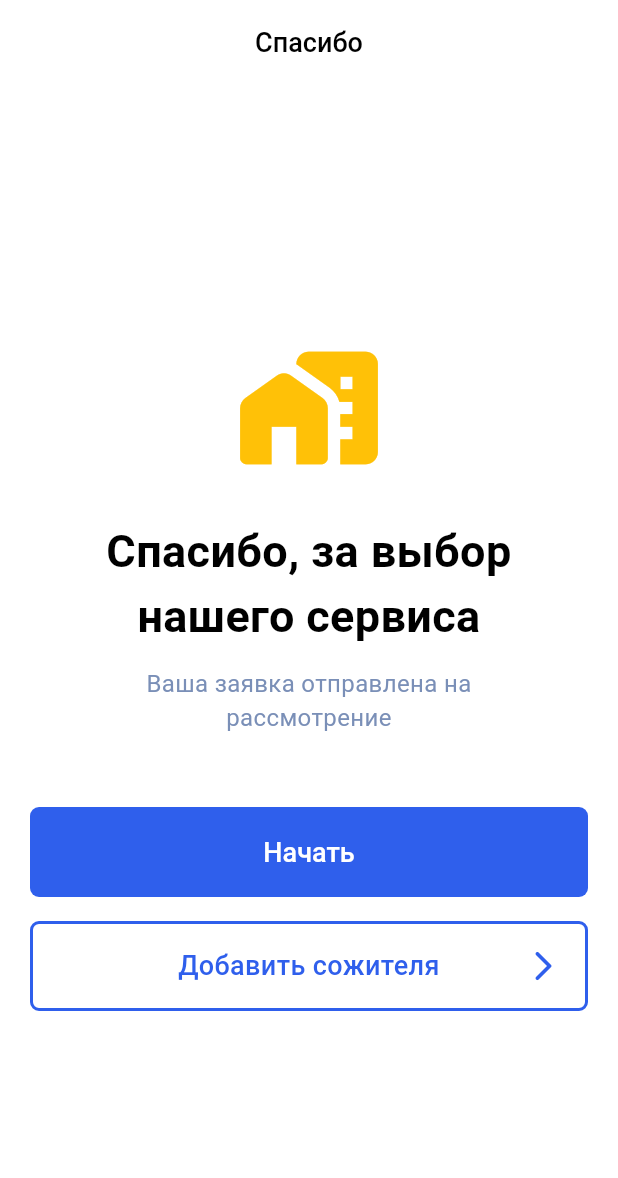
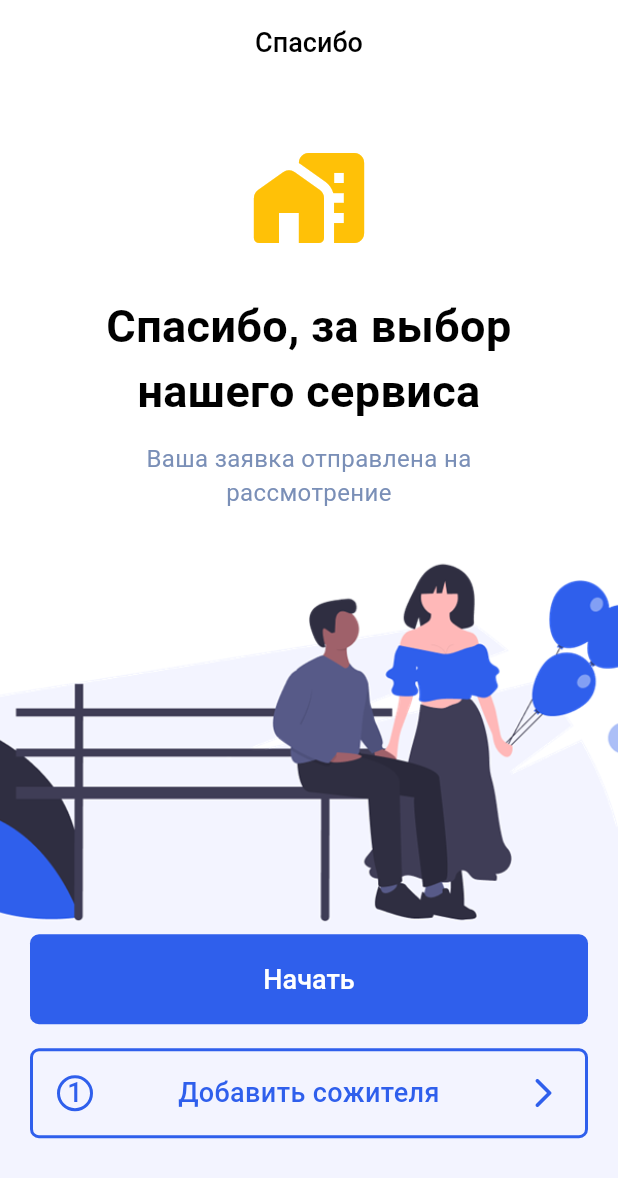
Before and after one commit to assanbayg/zhks, a Flutter app: the ThanksScreen screen opened by its route, on a phone screen of 412 x 824 dp. Shown: the top 1178 px of the screen. Run offline on Flutter 3.47's test engine with Material 3 defaults, Android fonts, the phone set to English and light mode, and no system bars; our stand-ins replace dio, firebase_core, firebase_messaging, flutter_dotenv, flutter_local_notifications, flutter_riverpod and 8 more; accounts and stored records are empty; generated files the repository leaves out were written again; Roboto replaces fonts that are missing (SFProDisplay).

Commit message:
feat: Manage roommate state

```diff
--- a/lib/core/presentation/widgets/custom_app_bar.dart
+++ b/lib/core/presentation/widgets/custom_app_bar.dart
@@ -1,12 +1,12 @@
 // Flutter imports:
 import 'package:flutter/material.dart';
-import 'package:flutter_riverpod/flutter_riverpod.dart';
 
 // Package imports:
+import 'package:flutter_riverpod/flutter_riverpod.dart';
 import 'package:go_router/go_router.dart';
-import 'package:zhks/core/providers/onboarding_provider.dart';
 
 // Project imports:
+import 'package:zhks/core/providers/onboarding_provider.dart';
 import 'package:zhks/core/themes/theme_extensions.dart';
 
 class CustomAppBar extends StatelessWidget implements PreferredSizeWidget {
--- a/lib/features/auth/presentation/thanks_screen.dart
+++ b/lib/features/auth/presentation/thanks_screen.dart
@@ -2,25 +2,30 @@
 import 'package:flutter/material.dart';
 
 // Package imports:
+import 'package:flutter_riverpod/flutter_riverpod.dart';
 import 'package:go_router/go_router.dart';
 
 // Project imports:
+import 'package:zhks/core/presentation/widgets/custom_app_bar.dart';
+import 'package:zhks/core/providers/roommates_provider.dart';
 import 'package:zhks/core/themes/theme_extensions.dart';
-import 'package:zhks/core/presentation/widgets/custom_app_bar.dart';
 
-class ThanksScreen extends StatelessWidget {
+class ThanksScreen extends ConsumerWidget {
   const ThanksScreen({super.key});
 
   @override
-  Widget build(BuildContext context) {
+  Widget build(BuildContext context, WidgetRef ref) {
     return Scaffold(
       appBar: CustomAppBar(label: 'Спасибо', showBackButton: false),
-      body: Padding(
-        padding: const EdgeInsets.all(20),
+      body: SingleChildScrollView(
+        child: Column(
+          children: [
+            Padding(
+              padding: const EdgeInsets.all(20.0),
               child: Column(
                 mainAxisAlignment: MainAxisAlignment.center,
                 children: [
-            Icon(Icons.home_work_rounded, size: 100, color: Colors.amber),
+                  Icon(Icons.home_work_rounded, size: 80, color: Colors.amber),
                   const SizedBox(height: 24),
                   Text(
                     'Спасибо, за выбор нашего сервиса',
@@ -38,24 +43,43 @@ class ThanksScreen extends StatelessWidget {
                       textAlign: TextAlign.center,
                     ),
                   ),
-            const SizedBox(height: 48),
+                ],
+              ),
+            ),
+            Stack(
+              alignment: Alignment.center,
+              children: [
+                Image.asset(
+                  'assets/thanks_bg.png',
+                  fit: BoxFit.cover,
+                  width: double.infinity,
+                ),
+                Padding(
+                  padding: EdgeInsets.symmetric(horizontal: 20.0),
+                  child: Column(
+                    children: [
+                      SizedBox(height: 192),
                       ElevatedButton(
                         style: context.buttons.primaryButtonStyle,
-              onPressed: () {
-                context.go('/home');
-              },
-              child: const Text('Начать'),
+                        onPressed: () => context.go('/home'),
+                        child: Text('Начать'),
                       ),
-            const SizedBox(height: 16),
-            _buildAddRoommateButton(context),
+                      SizedBox(height: 16),
+                      _buildAddRoommateButton(context, ref),
+                    ],
+                  ),
+                ),
+              ],
+            ),
           ],
         ),
       ),
     );
   }
 
-  Widget _buildAddRoommateButton(BuildContext context) {
-    // TODO: show the number of roommate to be added (after adding riverpod provider)
+  Widget _buildAddRoommateButton(BuildContext context, WidgetRef ref) {
+    final roommates = ref.watch(roommatesProvider);
+
     return InkWell(
       onTap: () => context.go('/add-roommate'),
       child: Container(
@@ -83,6 +107,26 @@ class ThanksScreen extends StatelessWidget {
                 color: context.colors.primary.blue,
               ),
             ),
+            Positioned(
+              left: 16,
+              child: Container(
+                alignment: Alignment.center,
+                width: 24,
+                decoration: BoxDecoration(
+                  border: Border.all(
+                    color: context.colors.primary.blue,
+                    width: 2,
+                  ),
+                  shape: BoxShape.circle,
+                ),
+                child: Text(
+                  '${roommates.length + 1}',
+                  style: context.texts.titleSmall.copyWith(
+                    color: context.colors.primary.blue,
+                  ),
+                ),
+              ),
+            ),
           ],
         ),
       ),
```
Also changed, not shown: lib/core/models/resident.dart (added, +70 -0 lines), lib/core/navigation/router.dart (+10 -13 lines), lib/core/providers/roommates_provider.dart (+23 -1 lines), lib/features/auth/presentation/add_roommate_screen.dart (+20 -6 lines), lib/features/auth/presentation/register_screen.dart (+21 -4 lines), pubspec.lock. Lines whose indentation alone changed are shown as unchanged.
